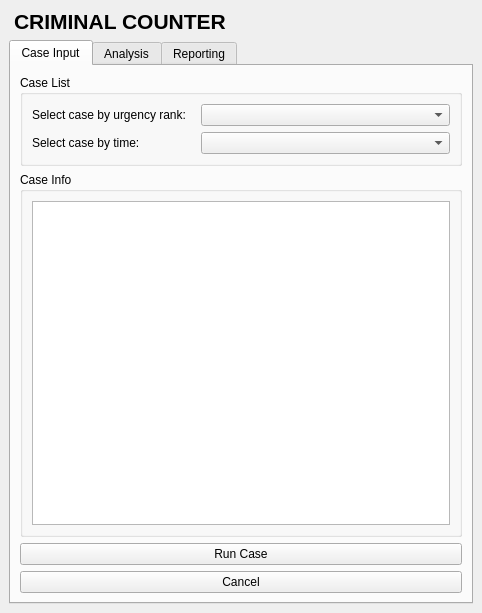
Qt form criminal_counter/criminal_counter_dockwidget_base.ui (DaveyOldenburg/2017_Group6_Criminal_Counter) before a commit.
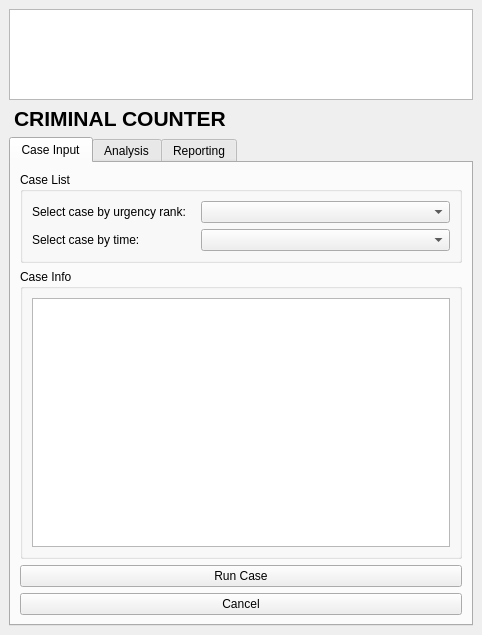
The same form after that commit. The open tabs and pages were chosen to show the change. Icons and pictures are not drawn.

```diff
--- a/criminal_counter/criminal_counter_dockwidget_base.ui
+++ b/criminal_counter/criminal_counter_dockwidget_base.ui
@@ -7,7 +7,7 @@
     <x>0</x>
     <y>0</y>
     <width>482</width>
-    <height>613</height>
+    <height>635</height>
    </rect>
   </property>
   <property name="windowTitle">
@@ -15,7 +15,7 @@
   </property>
   <widget class="QWidget" name="dockWidgetContents">
    <layout class="QGridLayout" name="gridLayout">
-    <item row="0" column="0">
+    <item row="1" column="0">
      <widget class="QLabel" name="label">
       <property name="text">
        <string>&lt;html&gt;&lt;head/&gt;&lt;body&gt;&lt;p&gt;&lt;span style=&quot; font-size:16pt; font-weight:600;&quot;&gt;CRIMINAL COUNTER&lt;/span&gt;&lt;/p&gt;&lt;/body&gt;&lt;/html&gt;</string>
@@ -28,7 +28,7 @@
       </property>
      </widget>
     </item>
-    <item row="1" column="0">
+    <item row="2" column="0">
      <widget class="QTabWidget" name="tab_Main">
       <property name="currentIndex">
        <number>2</number>
@@ -271,6 +271,9 @@
       </widget>
      </widget>
     </item>
+    <item row="0" column="0">
+     <widget class="QGraphicsView" name="graphicsView"/>
+    </item>
    </layout>
   </widget>
  </widget>
```
Left out of the diff: 2 changed lines with no effect on the pictures.
